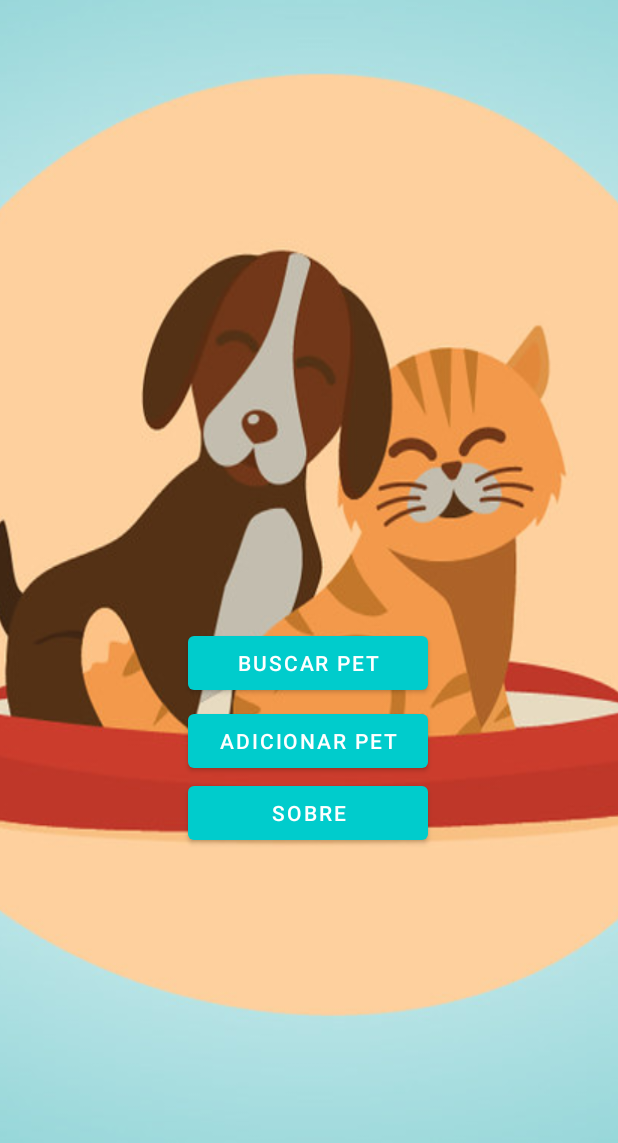
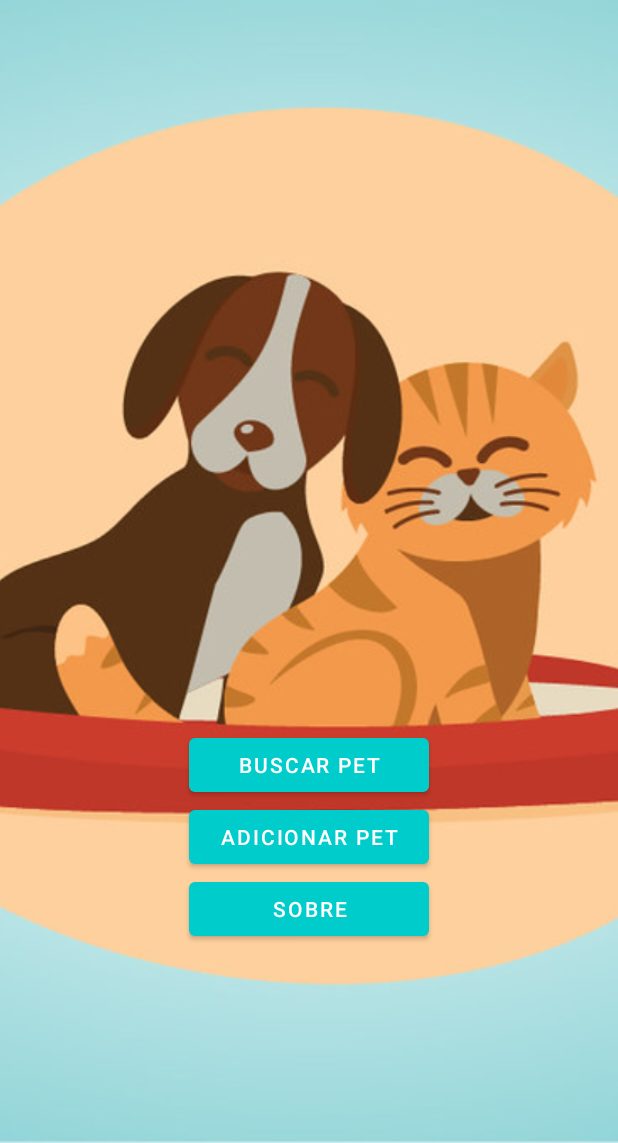
Before and after one commit to uriellopes/AdotePets, an Android app: the screen it shows after launch (MainActivity), on a phone screen of 412 x 824 dp, the part 93-1236 px from its top. Run offline under Robolectric (Android 15) with nearby library versions, the light colour scheme and no system bars.

Commit message:
Ajustar layout do main activity para se ajustar de acordo com o tamanho da tela

```diff
--- a/app/src/main/res/layout/activity_main.xml
+++ b/app/src/main/res/layout/activity_main.xml
@@ -1,5 +1,6 @@
 <?xml version="1.0" encoding="utf-8"?>
-<androidx.constraintlayout.widget.ConstraintLayout xmlns:android="http://schemas.android.com/apk/res/android"
+<androidx.constraintlayout.widget.ConstraintLayout
+    xmlns:android="http://schemas.android.com/apk/res/android"
     xmlns:app="http://schemas.android.com/apk/res-auto"
     xmlns:tools="http://schemas.android.com/tools"
     android:layout_width="match_parent"
@@ -8,10 +9,9 @@
 
     <ImageView
         android:id="@+id/imageView2"
-        android:layout_width="wrap_content"
-        android:layout_height="wrap_content"
-        android:scaleX="2.5"
-        android:scaleY="3"
+        android:layout_width="match_parent"
+        android:layout_height="match_parent"
+        android:scaleType="centerCrop"
         app:layout_constraintBottom_toBottomOf="parent"
         app:layout_constraintEnd_toEndOf="parent"
         app:layout_constraintStart_toStartOf="parent"
@@ -22,35 +22,27 @@
         android:id="@+id/btn_adicionar"
         android:layout_width="160dp"
         android:layout_height="wrap_content"
-        android:layout_marginTop="4dp"
         android:text="Adicionar Pet"
+        app:layout_constraintBottom_toBottomOf="@+id/imageView2"
         app:layout_constraintEnd_toEndOf="parent"
-        app:layout_constraintHorizontal_bias="0.498"
         app:layout_constraintStart_toStartOf="parent"
-        app:layout_constraintTop_toBottomOf="@+id/btn_buscar" />
+        app:layout_constraintTop_toTopOf="@+id/imageView2"
+        app:layout_constraintVertical_bias="0.75" />
 
     <Button
         android:id="@+id/btn_sobre"
         android:layout_width="160dp"
         android:layout_height="wrap_content"
-        android:layout_marginBottom="32dp"
         android:text="Sobre"
-        app:layout_constraintBottom_toBottomOf="parent"
-        app:layout_constraintEnd_toEndOf="parent"
-        app:layout_constraintHorizontal_bias="0.498"
-        app:layout_constraintStart_toStartOf="parent"
-        app:layout_constraintTop_toBottomOf="@+id/btn_adicionar"
-        app:layout_constraintVertical_bias="0.0" />
+        app:layout_constraintStart_toStartOf="@+id/btn_adicionar"
+        app:layout_constraintTop_toBottomOf="@+id/btn_adicionar" />
 
     <Button
         android:id="@+id/btn_buscar"
         android:layout_width="160dp"
         android:layout_height="wrap_content"
-        android:layout_marginTop="424dp"
         android:text="Buscar Pet"
-        app:layout_constraintEnd_toEndOf="parent"
-        app:layout_constraintHorizontal_bias="0.498"
-        app:layout_constraintStart_toStartOf="parent"
-        app:layout_constraintTop_toTopOf="parent" />
+        app:layout_constraintBottom_toTopOf="@+id/btn_adicionar"
+        app:layout_constraintStart_toStartOf="@+id/btn_adicionar" />
 
 </androidx.constraintlayout.widget.ConstraintLayout>
```
